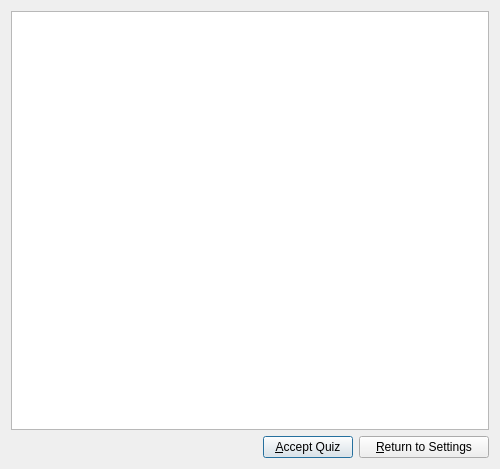
Above: designer/qprev.ui from sobjornstad/clicker-quiz-manager before the change. Below: the same form after it.
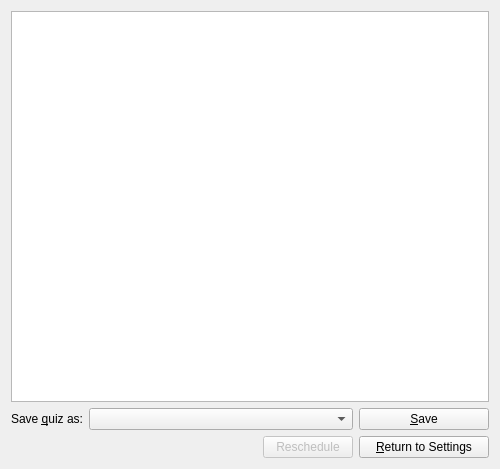
That is the form after the change.

Commit message:
add paper quiz output routine
Whoa! that's a lot of changes.

We still need to:
- Clean up the routine; for one, there should be a message indicating
that the save was successful, as that's not at all clear right now.
- Allow choosing whether or not you want to cancel when you hit the
logical cancel button (right now the utils.QuestionBox only gives you an
'OK' button for some reason).
- Code the HTML version of the quiz, and connect the text version (it
can use the same text as for the preview and just write it into a text
file).

```diff
--- a/designer/qprev.ui
+++ b/designer/qprev.ui
@@ -27,22 +27,25 @@
       </widget>
      </item>
      <item>
-      <layout class="QHBoxLayout" name="horizontalLayout">
-       <item>
-        <spacer name="horizontalSpacer">
-         <property name="orientation">
-          <enum>Qt::Horizontal</enum>
+      <layout class="QGridLayout" name="gridLayout">
+       <item row="0" column="0">
+        <widget class="QLabel" name="label">
+         <property name="text">
+          <string>Save &amp;quiz as:</string>
          </property>
-         <property name="sizeHint" stdset="0">
-          <size>
-           <width>40</width>
-           <height>20</height>
-          </size>
+         <property name="alignment">
+          <set>Qt::AlignRight|Qt::AlignTrailing|Qt::AlignVCenter</set>
          </property>
-        </spacer>
+         <property name="buddy">
+          <cstring>formatCombo</cstring>
+         </property>
+        </widget>
        </item>
-       <item>
+       <item row="1" column="2">
         <widget class="QPushButton" name="okButton">
+         <property name="enabled">
+          <bool>false</bool>
+         </property>
          <property name="minimumSize">
           <size>
            <width>90</width>
@@ -53,14 +56,49 @@
           <string>Export this quiz to an RTF file and reschedule sets used in it.</string>
          </property>
          <property name="text">
-          <string>&amp;Accept Quiz</string>
+          <string>Reschedule</string>
          </property>
          <property name="default">
           <bool>true</bool>
          </property>
         </widget>
        </item>
-       <item>
+       <item row="1" column="0">
+        <spacer name="horizontalSpacer">
+         <property name="orientation">
+          <enum>Qt::Horizontal</enum>
+         </property>
+         <property name="sizeType">
+          <enum>QSizePolicy::Minimum</enum>
+         </property>
+         <property name="sizeHint" stdset="0">
+          <size>
+           <width>40</width>
+           <height>20</height>
+          </size>
+         </property>
+        </spacer>
+       </item>
+       <item row="0" column="3">
+        <widget class="QPushButton" name="saveButton">
+         <property name="minimumSize">
+          <size>
+           <width>100</width>
+           <height>0</height>
+          </size>
+         </property>
+         <property name="maximumSize">
+          <size>
+           <width>130</width>
+           <height>16777215</height>
+          </size>
+         </property>
+         <property name="text">
+          <string>&amp;Save</string>
+         </property>
+        </widget>
+       </item>
+       <item row="1" column="3">
         <widget class="QPushButton" name="cancelButton">
          <property name="minimumSize">
           <size>
@@ -76,6 +114,25 @@
          </property>
         </widget>
        </item>
+       <item row="1" column="1">
+        <spacer name="horizontalSpacer_2">
+         <property name="orientation">
+          <enum>Qt::Horizontal</enum>
+         </property>
+         <property name="sizeType">
+          <enum>QSizePolicy::Expanding</enum>
+         </property>
+         <property name="sizeHint" stdset="0">
+          <size>
+           <width>40</width>
+           <height>20</height>
+          </size>
+         </property>
+        </spacer>
+       </item>
+       <item row="0" column="1" colspan="2">
+        <widget class="QComboBox" name="formatCombo"/>
+       </item>
       </layout>
      </item>
     </layout>
```
The commit also changes 5 other files.
